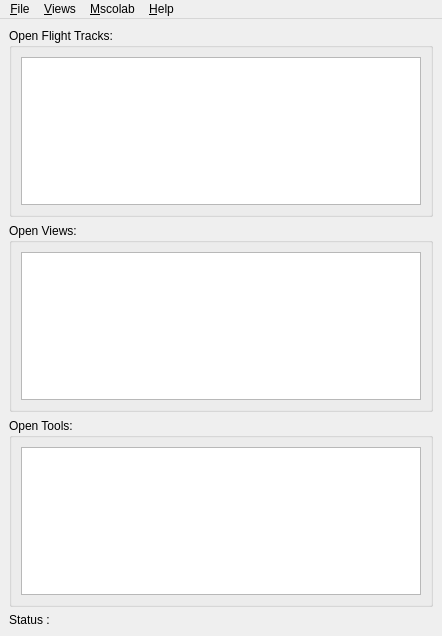
Before: the Qt Designer form mslib/msui/ui/ui_mainwindow.ui in Open-MSS/MSS, drawn with Qt 5.
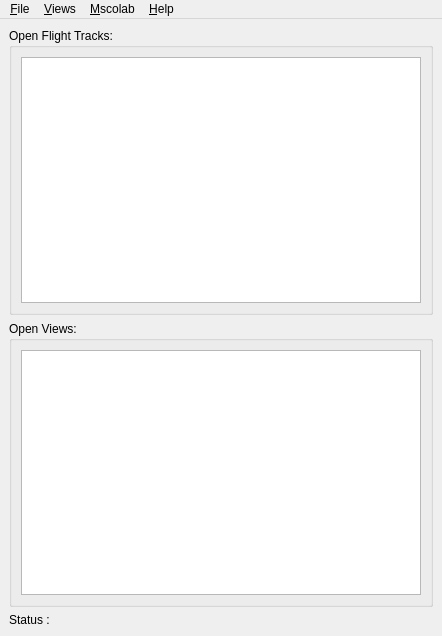
After: the same form once the commit is applied.

Commit message: Removed toolbar window left dangling in the main window.

What changed in the file:
```diff
--- a/mslib/msui/ui/ui_mainwindow.ui
+++ b/mslib/msui/ui/ui_mainwindow.ui
@@ -64,28 +64,6 @@
       </layout>
      </widget>
     </item>
-    <item>
-     <widget class="QGroupBox" name="groupBox_2">
-      <property name="title">
-       <string>Open Tools:</string>
-      </property>
-      <property name="flat">
-       <bool>true</bool>
-      </property>
-      <property name="checkable">
-       <bool>false</bool>
-      </property>
-      <layout class="QVBoxLayout" name="verticalLayout_5">
-       <item>
-        <widget class="QListWidget" name="listTools">
-         <property name="toolTip">
-          <string>Double-click a tool to bring it to the front.</string>
-         </property>
-        </widget>
-       </item>
-      </layout>
-     </widget>
-    </item>
     <item>
      <widget class="QLabel" name="labelStatusbar">
       <property name="text">
```
Left out of the diff: 2 changed lines with no effect on the pictures. The commit also changes 2 other files.
